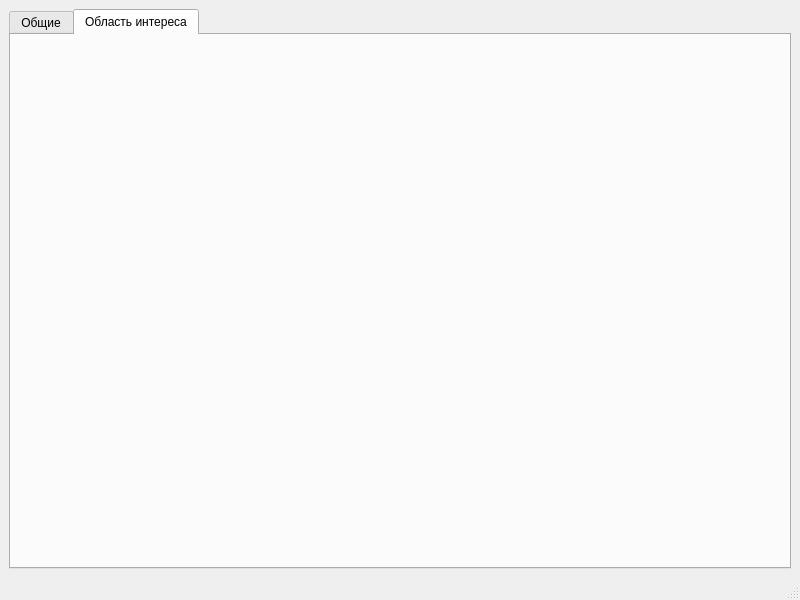
Above: src/qtdesign/settings_window.ui from Sv-K-P/case_automation_of_the_experiment before the change. Below: the same form after it.
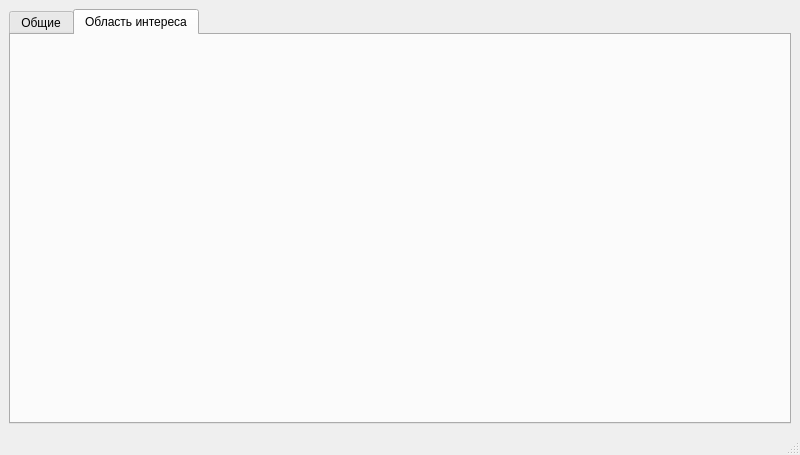
That is the form after the change. The open tabs and pages were chosen to show the change.

The edit to the form file:
```diff
--- a/src/qtdesign/settings_window.ui
+++ b/src/qtdesign/settings_window.ui
@@ -7,7 +7,7 @@
     <x>0</x>
     <y>0</y>
     <width>800</width>
-    <height>600</height>
+    <height>455</height>
    </rect>
   </property>
   <property name="windowTitle">
@@ -52,6 +52,12 @@
        </layout>
       </widget>
       <widget class="QWidget" name="AreaSettings">
+       <property name="maximumSize">
+        <size>
+         <width>778</width>
+         <height>16777215</height>
+        </size>
+       </property>
        <attribute name="title">
         <string>Область интереса</string>
        </attribute>
```
Left out of the diff: 3 changed lines with no effect on the pictures.
